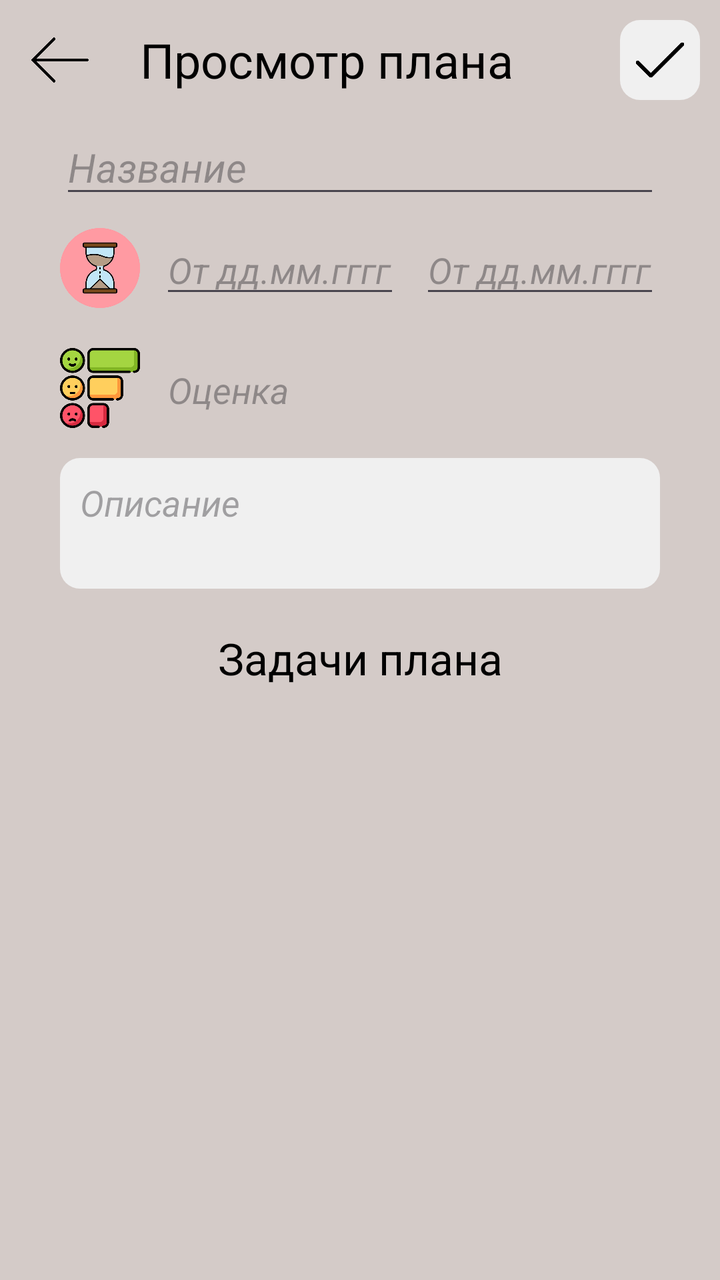
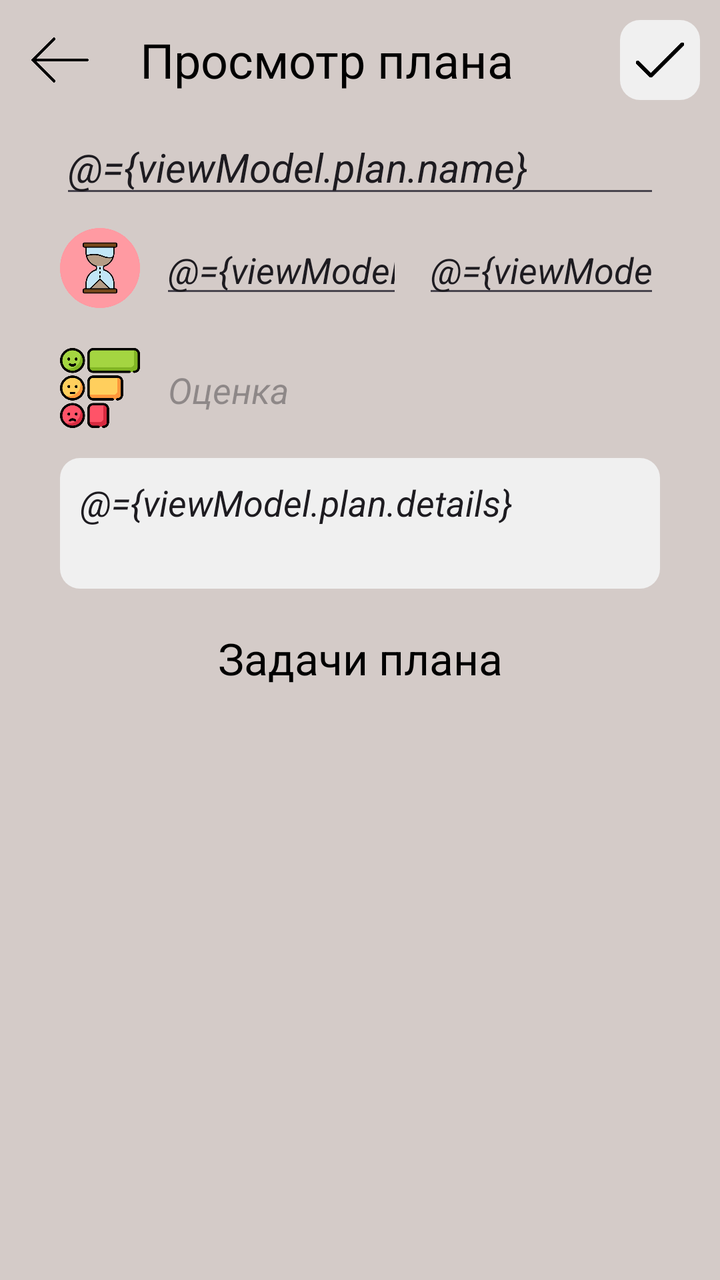

Compare the two renders of this Android layout. The source of the first and the diff that turns it into the second are given below.
<!-- AndroidManifest.xml: application theme Theme.Assistant -->
<!-- res/layout/activity_edit_plan.xml -->
<?xml version="1.0" encoding="utf-8"?>
<RelativeLayout xmlns:android="http://schemas.android.com/apk/res/android"
    xmlns:app="http://schemas.android.com/apk/res-auto"
    xmlns:tools="http://schemas.android.com/tools"
    android:layout_width="match_parent"
    android:layout_height="match_parent"
    android:background="@color/background_main"
    tools:context=".plans.NewPlanActivity">



    <ImageButton
        android:layout_width="60dp"
        android:layout_height="60dp"
        android:id="@+id/backBtn"
        android:src="@drawable/back"
        android:scaleType="fitCenter"
        android:backgroundTint="@color/background_main"
        />
    <TextView
        android:layout_width="wrap_content"
        android:layout_height="60dp"
        android:id="@+id/planNameText"
        android:textColor="@color/black"
        android:layout_toRightOf="@+id/backBtn"
        android:text="Просмотр плана"
        android:textSize="24dp"
        android:gravity="center"
        android:layout_marginLeft="10dp"
        />
    <ImageButton
        android:layout_width="40dp"
        android:layout_height="40dp"
        android:id="@+id/tickBtn"
        android:src="@drawable/tick"
        android:scaleType="fitCenter"
        android:padding="5dp"
        android:background="@drawable/image_btn_style"
        android:layout_marginBottom="70dp"
        android:layout_marginEnd="10dp"
        android:layout_marginTop="10dp"
        android:layout_alignParentEnd="true"
        />



    <ScrollView
        android:layout_width="match_parent"
        android:layout_height="match_parent"
        android:layout_below="@+id/planNameText"
        android:id="@+id/scroll">
        <RelativeLayout
            android:layout_width="match_parent"
            android:layout_height="wrap_content"
            android:orientation="vertical">

            <LinearLayout
                android:layout_width="match_parent"
                android:layout_height="match_parent"
                android:layout_marginHorizontal="30dp"
                android:orientation="vertical">

                <EditText
                    android:layout_width="match_parent"
                    android:layout_height="wrap_content"
                    android:id="@+id/planName"
                    android:hint="Название"
                    android:textSize="20dp"
                    android:textStyle="italic"
                    android:maxLength="30"/>

                <LinearLayout
                    android:layout_width="match_parent"
                    android:layout_height="wrap_content"
                    android:orientation="horizontal">

                    <ImageButton
                        android:layout_width="40dp"
                        android:layout_height="40dp"
                        android:src="@drawable/time_for_task"
                        android:scaleType="centerCrop"
                        android:background="@color/background_main"
                        android:layout_marginVertical="10dp"
                        />
                    <EditText
                        android:layout_width="wrap_content"
                        android:layout_height="40dp"
                        android:id="@+id/dateFromEditText"
                        android:layout_gravity="center"
                        android:layout_weight="1"
                        android:textStyle="italic"
                        android:inputType="date"
                        android:hint="От дд.мм.гггг"
                        android:layout_marginLeft="10dp"
                        android:onClick="setDateFrom"/>
                    <EditText
                        android:layout_width="wrap_content"
                        android:layout_height="40dp"
                        android:id="@+id/dateToEditText"
                        android:layout_gravity="center"
                        android:layout_weight="1"
                        android:textStyle="italic"
                        android:inputType="date"
                        android:hint="От дд.мм.гггг"
                        android:layout_marginLeft="10dp"
                        android:onClick="setDateTo"/>

                </LinearLayout>

            <LinearLayout
                android:layout_width="match_parent"
                android:layout_height="wrap_content"
                android:orientation="horizontal">

                <ImageButton
                    android:layout_width="40dp"
                    android:layout_height="40dp"
                    android:src="@drawable/score"
                    android:scaleType="centerCrop"
                    android:background="@color/background_main"
                    android:layout_marginVertical="10dp"
                    />
                <EditText
                    android:layout_width="match_parent"
                    android:layout_height="40dp"
                    android:id="@+id/scoreEditText"
                    android:layout_gravity="center"
                    android:textStyle="italic"
                    android:inputType="number"
                    android:hint="Оценка"
                    android:layout_marginLeft="10dp"
                    android:backgroundTint="@color/background_main"
                    android:focusableInTouchMode="false"
                    android:focusable="false"
                    android:editable="false"/>
            </LinearLayout>

                <androidx.recyclerview.widget.RecyclerView
                    android:layout_width="match_parent"
                    android:layout_height="wrap_content"
                    android:id="@+id/ctgInPlanRV" />

                <EditText
                    android:layout_width="match_parent"
                    android:layout_height="wrap_content"
                    android:id="@+id/decrPlanEditText"
                    android:hint="Описание"
                    android:inputType="textMultiLine"
                    android:lines="2"
                    android:maxLines="5"
                    android:gravity="start"
                    android:padding="10dp"
                    android:background="@drawable/image_btn_style"
                    android:textStyle="italic"
                    android:layout_marginVertical="5dp"
                    />


                <TextView
                    android:layout_width="match_parent"
                    android:layout_height="wrap_content"
                    android:text="Задачи плана"
                    android:textAlignment="center"
                    android:textColor="@color/black"
                    android:textSize="22dp"
                    android:layout_marginTop="15dp"/>

                <androidx.recyclerview.widget.RecyclerView
                    android:layout_width="match_parent"
                    android:layout_height="wrap_content"
                    android:id="@+id/allTaskInPlanRV"
                    android:background="@drawable/image_btn_style"
                    android:layout_marginTop="3dp"
                    android:layout_marginBottom="10dp"/>
            </LinearLayout>

        </RelativeLayout>
    </ScrollView>


</RelativeLayout>
<!-- resources referenced by this layout -->
<resources>
  <color name="background_main">#FFD4CBC8</color>
  <color name="black">#FF000000</color>
  <!-- drawable back: png bitmap (drawable, 2771 bytes) -->
  <!-- drawable image_btn_style (drawable) -->
  <?xml version="1.0" encoding="utf-8"?>
  <shape xmlns:android="http://schemas.android.com/apk/res/android">
      <solid android:color="@color/background2"/>
      <corners android:radius="10.0dp"/>
  </shape>
  <!-- drawable score: png bitmap (drawable, 35663 bytes) -->
  <!-- drawable tick: png bitmap (drawable, 3143 bytes) -->
  <!-- drawable time_for_task: png bitmap (drawable, 28308 bytes) -->
  <style name="Theme.Assistant" parent="Base.Theme.Assistant" />
  <color name="background2">#FFF0F0F0</color>
  <style name="Base.Theme.Assistant" parent="Theme.Material3.DayNight.NoActionBar">
          
          
          <item name="colorPrimary">@color/background_main</item>
  
          <item name="android:spinnerItemStyle">
              @style/spinnerItemStyle
          </item>
  
          
          <item name="android:spinnerDropDownItemStyle">
              @style/spinnerDropDownItemStyle
          </item>
  
      </style>
  <style name="spinnerItemStyle">
  
          <item name="android:textStyle">normal</item>
          <item name="android:paddingHorizontal">20dp</item>
          <item name="android:textSize">20sp</item>
          <item name="android:textColor">@color/black</item>
      </style>
  <style name="spinnerDropDownItemStyle">
          <item name="android:paddingHorizontal">20dp</item>
          <item name="android:paddingVertical">10dp</item>
          <item name="android:textSize">20sp</item>
          <item name="android:textColor">@color/black</item>
      </style>
</resources>

<!-- the commit's change to res/layout/activity_edit_plan.xml (unified diff, before → after) -->
@@ -1,11 +1,17 @@
 <?xml version="1.0" encoding="utf-8"?>
+<layout>
+    <data>
+        <variable
+            name="viewModel"
+            type="com.example.assistant.viewmodel.EditPlanViewModel" />
+    </data>
 <RelativeLayout xmlns:android="http://schemas.android.com/apk/res/android"
     xmlns:app="http://schemas.android.com/apk/res-auto"
     xmlns:tools="http://schemas.android.com/tools"
     android:layout_width="match_parent"
     android:layout_height="match_parent"
     android:background="@color/background_main"
-    tools:context=".plans.NewPlanActivity">
+    tools:context=".views.NewPlanActivity">
 
 
 
@@ -40,6 +46,7 @@
         android:layout_marginEnd="10dp"
         android:layout_marginTop="10dp"
         android:layout_alignParentEnd="true"
+        android:onClick="@{()-> viewModel.onSaveBtnClicked()}"
         />
 
 
@@ -67,7 +74,8 @@
                     android:hint="Название"
                     android:textSize="20dp"
                     android:textStyle="italic"
-                    android:maxLength="30"/>
+                    android:maxLength="30"
+                    android:text="@={viewModel.plan.name}"/>
 
                 <LinearLayout
                     android:layout_width="match_parent"
@@ -92,7 +100,8 @@
                         android:inputType="date"
                         android:hint="От дд.мм.гггг"
                         android:layout_marginLeft="10dp"
-                        android:onClick="setDateFrom"/>
+                        android:onClick="setDateFrom"
+                        android:text="@={viewModel.plan.startDate}"/>
                     <EditText
                         android:layout_width="wrap_content"
                         android:layout_height="40dp"
@@ -101,9 +110,10 @@
                         android:layout_weight="1"
                         android:textStyle="italic"
                         android:inputType="date"
-                        android:hint="От дд.мм.гггг"
+                        android:hint="До дд.мм.гггг"
                         android:layout_marginLeft="10dp"
-                        android:onClick="setDateTo"/>
+                        android:onClick="setDateTo"
+                        android:text="@={viewModel.plan.stopDate}"/>
 
                 </LinearLayout>
 
@@ -153,6 +163,7 @@
                     android:background="@drawable/image_btn_style"
                     android:textStyle="italic"
                     android:layout_marginVertical="5dp"
+                    android:text="@={viewModel.plan.details}"
                     />
 
 
@@ -179,3 +190,4 @@
 
 
 </RelativeLayout>
+</layout>
